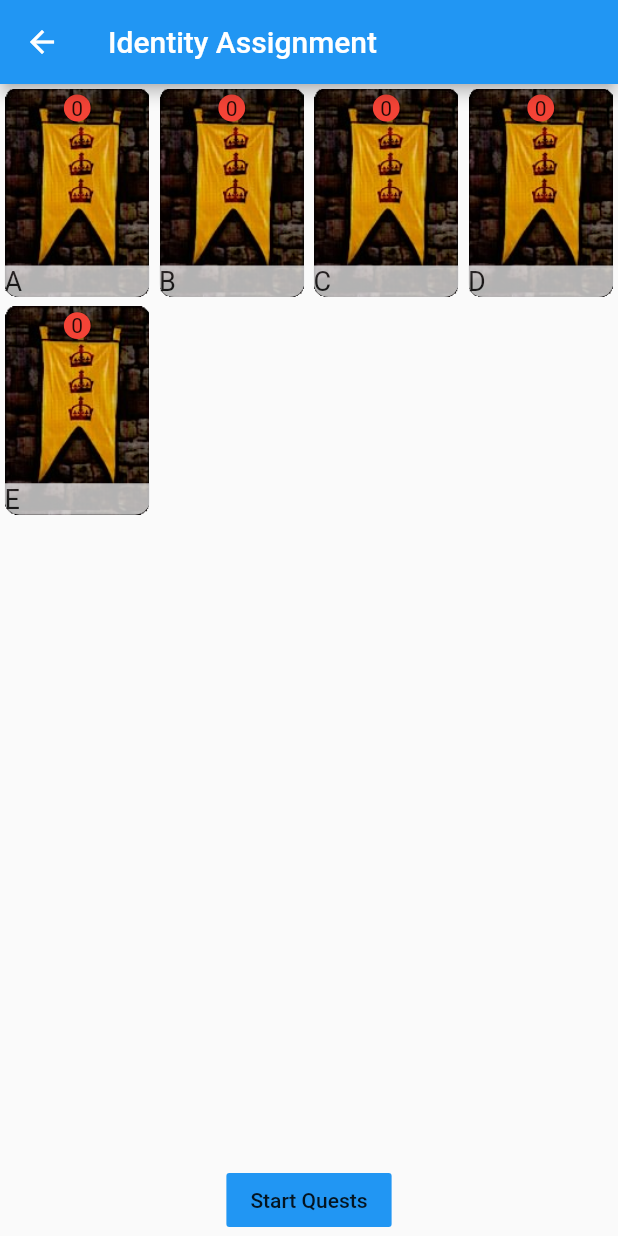
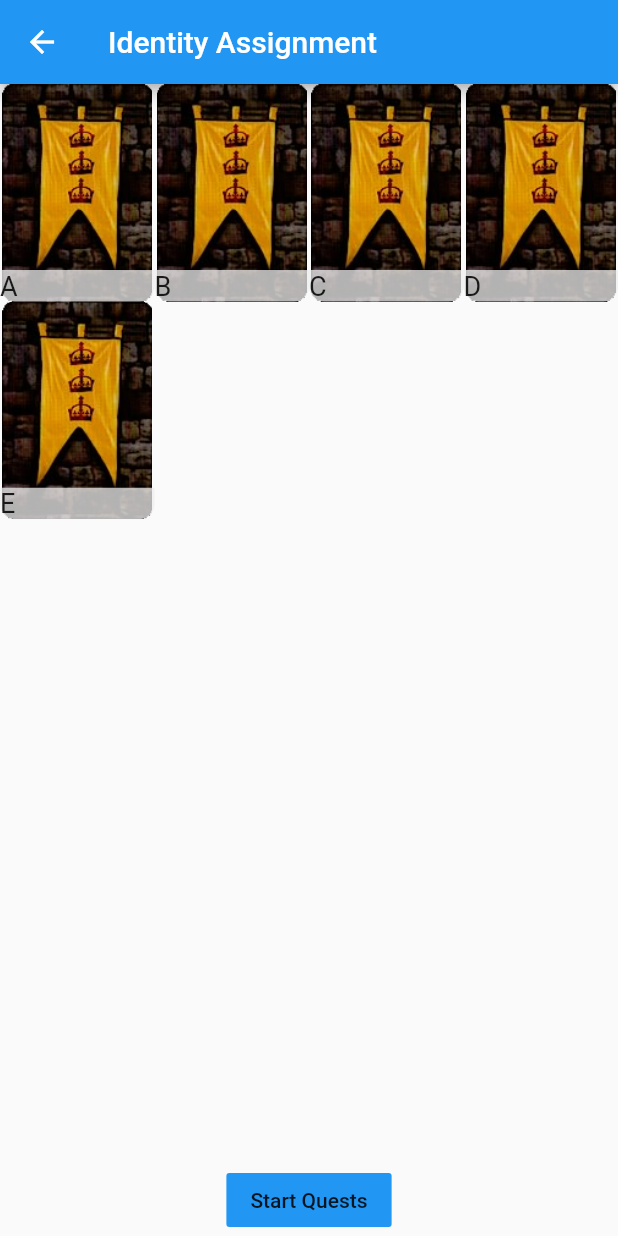
Before and after one commit to h-bar/Avalon-Assistant, a Flutter app: the screen it shows after launch, after a tap on "Start Game", on a phone screen of 412 x 824 dp. Run offline on Flutter 3.47's test engine with Material 2 defaults, Android fonts, the phone set to English and light mode, and no system bars; drawn by our look-alikes of badges.

Commit message:
improve card structure

```diff
--- a/lib/main.dart
+++ b/lib/main.dart
@@ -7,33 +7,23 @@ import 'avalon.dart';
 
 void main() => runApp(AvalonAssistant());
 
-Widget makeACard(String imgPath, String caption, int count) {
-  return Container(
-    decoration: BoxDecoration(
-      borderRadius: BorderRadius.circular(10.0),
-    ),
-    margin: new EdgeInsets.symmetric(horizontal: 3.0, vertical: 3.0),
-    child: Badge(
+Widget makeACard(String imgPath, String caption, {int count = 1, bool showOneCount = false}) {
+  return Badge(
       badgeContent: Text(count.toString()),
+      showBadge: showOneCount || count != 1,
       animationType: null,
-      position: BadgePosition(
-        top: 0,
-        right: 4,
-      ),
+      position: BadgePosition( top: 0, right: 4, ),
       child: Stack(
         alignment: AlignmentDirectional.bottomCenter,
         children: <Widget>[
           Image(
             image: AssetImage(imgPath),
           ),
-          SizedBox(
+          Container(
             width: double.infinity,
-            child: Opacity(
-              opacity: 0.75,
-              child: Container(
             decoration: BoxDecoration(
               borderRadius: BorderRadius.only(bottomLeft: Radius.circular(10.0), bottomRight: Radius.circular(10.0)),
-                  color: Colors.grey[200],
+              color: Colors.grey[200].withOpacity(0.75),
             ),
             child: Text(
               caption,
@@ -42,10 +32,7 @@ Widget makeACard(String imgPath, String caption, int count) {
               ),
             ),
           ),
-            ),
-          ),
         ],
-      ),
       ),
   );
 }
@@ -189,7 +176,6 @@ class _AddPlayerState extends State<AddPlayer> {
                                   child: makeACard(
                                     "assets/" + Avalon.getName(newC) + ".png",
                                     Avalon.getName(newC),
-                                    0
                                   )
                                 )
                     ).toList(),
@@ -236,7 +222,7 @@ class _AddPlayerState extends State<AddPlayer> {
                                   child: makeACard(
                                     "assets/" + Avalon.getName(c) + ".png",
                                     Avalon.getName(c),
-                                    0
+                                    count: config['charactors'][c]
                                   )
                                 )
                               ).toList(),
@@ -254,7 +240,7 @@ class _AddPlayerState extends State<AddPlayer> {
                                   child: makeACard(
                                     "assets/" + Avalon.getName(c) + ".png",
                                     Avalon.getName(c),
-                                    0
+                                    count: config['charactors'][c]
                                   )
                                 )
                               ).toList(),
@@ -410,7 +396,6 @@ class IdentityAssignment extends StatelessWidget {
                   child: makeACard(
                     "assets/Back.png",
                     player,
-                    0
                   )
                 )
               ).toList(),
```
Lines whose indentation alone changed are shown as unchanged.
